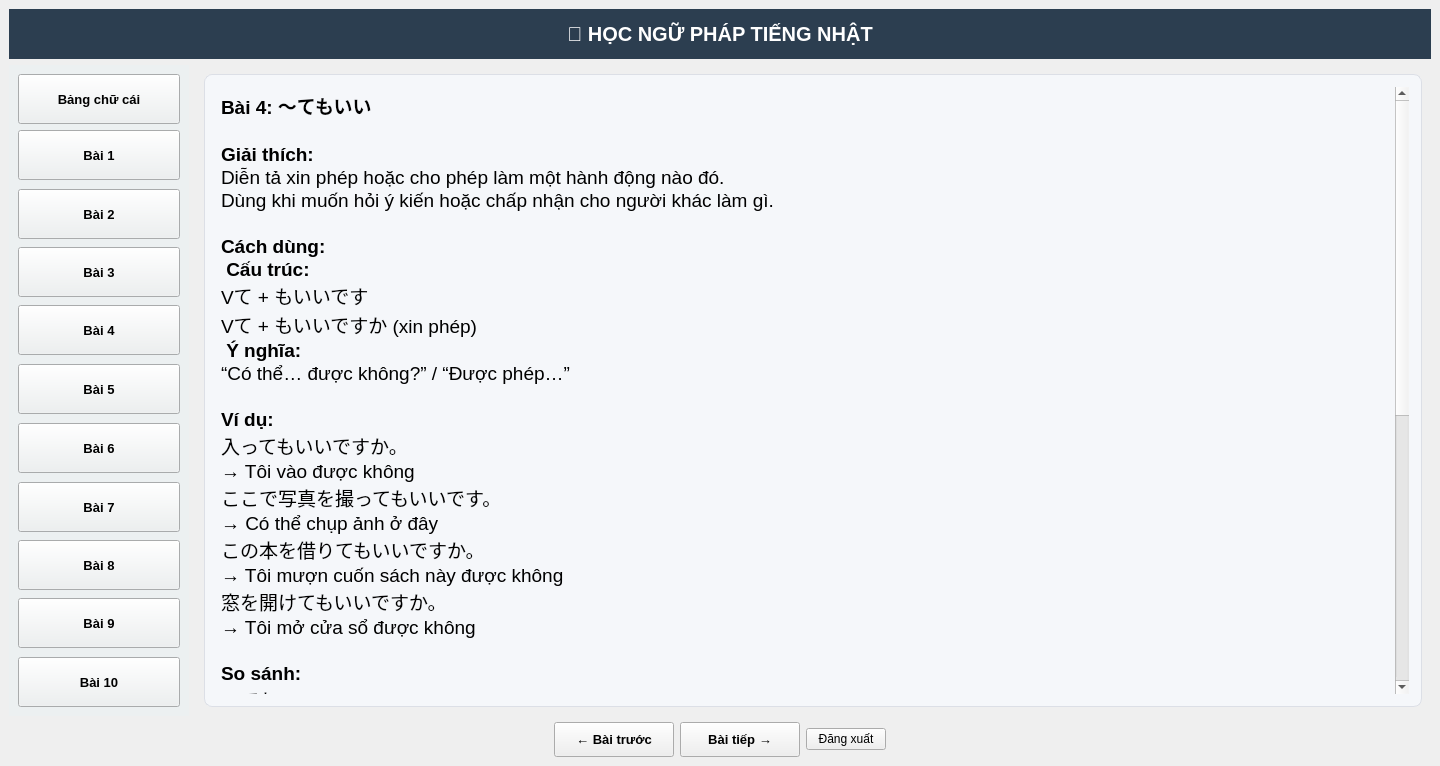
First picture: the form in mainchinh.ui, repository haidangngo436-max/app-tieng-nhat, before the edit.
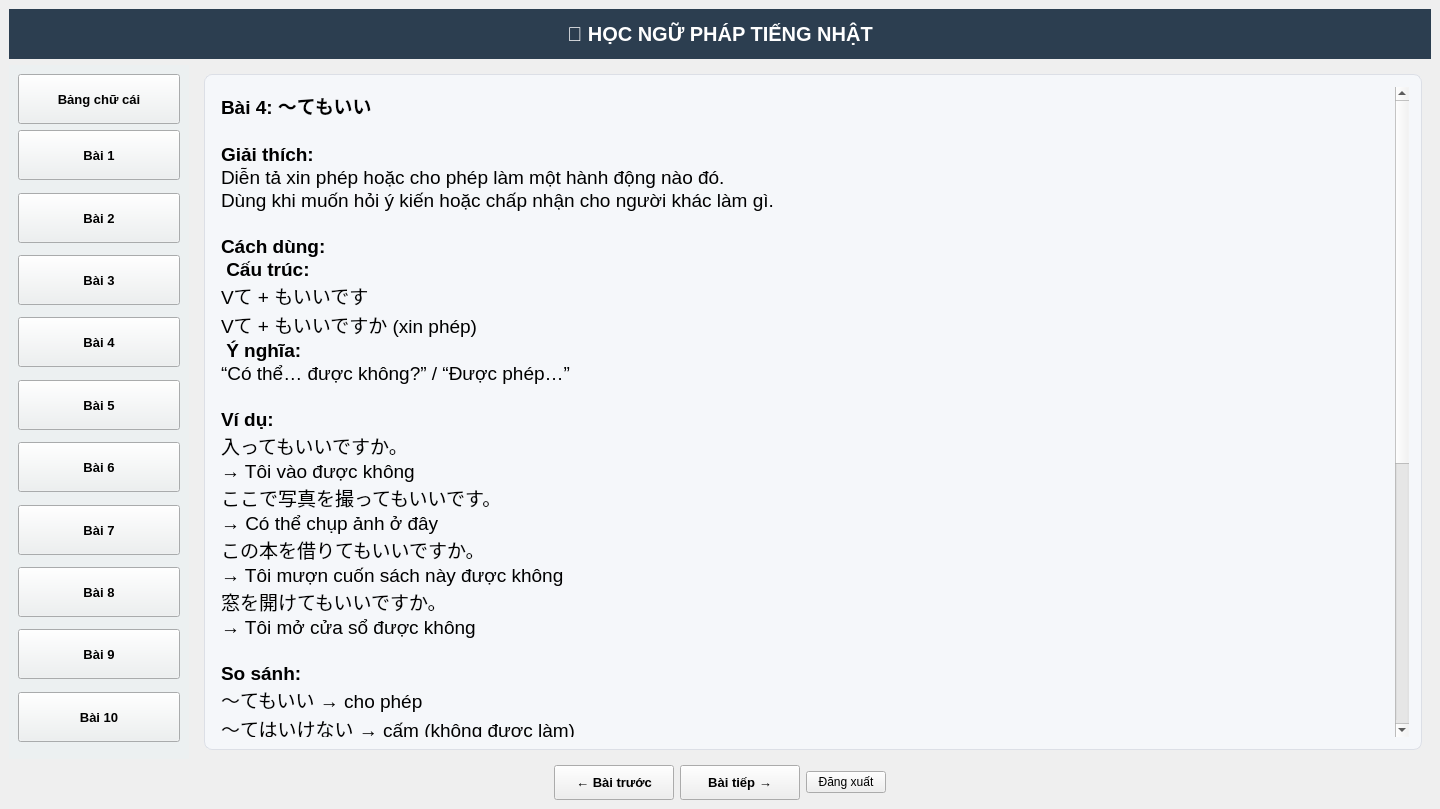
Second picture: the form after the edit. The open tabs and pages were chosen to show the change.

The edit to the form file:
```diff
--- a/mainchinh.ui
+++ b/mainchinh.ui
@@ -7,7 +7,7 @@
     <x>0</x>
     <y>0</y>
     <width>1440</width>
-    <height>766</height>
+    <height>809</height>
    </rect>
   </property>
   <property name="windowTitle">
@@ -3972,51 +3972,51 @@
              <string>&lt;!DOCTYPE HTML PUBLIC &quot;-//W3C//DTD HTML 4.0//EN&quot; &quot;http://www.w3.org/TR/REC-html40/strict.dtd&quot;&gt;
 &lt;html&gt;&lt;head&gt;&lt;meta name=&quot;qrichtext&quot; content=&quot;1&quot; /&gt;&lt;style type=&quot;text/css&quot;&gt;
 p, li { white-space: pre-wrap; }
-&lt;/style&gt;&lt;/head&gt;&lt;body style=&quot; font-family:'.AppleSystemUIFont'; font-size:14pt; font-weight:400; font-style:normal;&quot;&gt;
-&lt;p style=&quot; margin-top:0px; margin-bottom:0px; margin-left:0px; margin-right:0px; -qt-block-indent:0; text-indent:0px;&quot;&gt;&lt;span style=&quot; font-family:'MS Shell Dlg 2'; font-weight:600;&quot;&gt;Bài 4: ～てもいい&lt;/span&gt;&lt;/p&gt;
-&lt;p style=&quot;-qt-paragraph-type:empty; margin-top:0px; margin-bottom:0px; margin-left:0px; margin-right:0px; -qt-block-indent:0; text-indent:0px; font-family:'MS Shell Dlg 2';&quot;&gt;&lt;br /&gt;&lt;/p&gt;
-&lt;p style=&quot; margin-top:0px; margin-bottom:0px; margin-left:0px; margin-right:0px; -qt-block-indent:0; text-indent:0px;&quot;&gt;&lt;span style=&quot; font-family:'MS Shell Dlg 2'; font-weight:600;&quot;&gt;Giải thích:&lt;/span&gt;&lt;/p&gt;
-&lt;p style=&quot; margin-top:0px; margin-bottom:0px; margin-left:0px; margin-right:0px; -qt-block-indent:0; text-indent:0px;&quot;&gt;&lt;span style=&quot; font-family:'MS Shell Dlg 2';&quot;&gt;Diễn tả xin phép hoặc cho phép làm một hành động nào đó.&lt;/span&gt;&lt;/p&gt;
-&lt;p style=&quot; margin-top:0px; margin-bottom:0px; margin-left:0px; margin-right:0px; -qt-block-indent:0; text-indent:0px;&quot;&gt;&lt;span style=&quot; font-family:'MS Shell Dlg 2';&quot;&gt;Dùng khi muốn hỏi ý kiến hoặc chấp nhận cho người khác làm gì.&lt;/span&gt;&lt;/p&gt;
-&lt;p style=&quot;-qt-paragraph-type:empty; margin-top:0px; margin-bottom:0px; margin-left:0px; margin-right:0px; -qt-block-indent:0; text-indent:0px; font-family:'MS Shell Dlg 2';&quot;&gt;&lt;br /&gt;&lt;/p&gt;
-&lt;p style=&quot; margin-top:0px; margin-bottom:0px; margin-left:0px; margin-right:0px; -qt-block-indent:0; text-indent:0px;&quot;&gt;&lt;span style=&quot; font-family:'MS Shell Dlg 2'; font-weight:600;&quot;&gt;Cách dùng:&lt;/span&gt;&lt;/p&gt;
-&lt;p style=&quot; margin-top:0px; margin-bottom:0px; margin-left:0px; margin-right:0px; -qt-block-indent:0; text-indent:0px;&quot;&gt;&lt;span style=&quot; font-family:'MS Shell Dlg 2'; font-weight:600;&quot;&gt; Cấu trúc:&lt;/span&gt;&lt;/p&gt;
-&lt;p style=&quot; margin-top:0px; margin-bottom:0px; margin-left:0px; margin-right:0px; -qt-block-indent:0; text-indent:0px;&quot;&gt;&lt;span style=&quot; font-family:'MS Shell Dlg 2';&quot;&gt;Vて + もいいです&lt;/span&gt;&lt;/p&gt;
-&lt;p style=&quot; margin-top:0px; margin-bottom:0px; margin-left:0px; margin-right:0px; -qt-block-indent:0; text-indent:0px;&quot;&gt;&lt;span style=&quot; font-family:'MS Shell Dlg 2';&quot;&gt;Vて + もいいですか (xin phép)&lt;/span&gt;&lt;/p&gt;
-&lt;p style=&quot; margin-top:0px; margin-bottom:0px; margin-left:0px; margin-right:0px; -qt-block-indent:0; text-indent:0px;&quot;&gt;&lt;span style=&quot; font-family:'MS Shell Dlg 2';&quot;&gt; &lt;/span&gt;&lt;span style=&quot; font-family:'MS Shell Dlg 2'; font-weight:600;&quot;&gt;Ý nghĩa:&lt;/span&gt;&lt;/p&gt;
-&lt;p style=&quot; margin-top:0px; margin-bottom:0px; margin-left:0px; margin-right:0px; -qt-block-indent:0; text-indent:0px;&quot;&gt;&lt;span style=&quot; font-family:'MS Shell Dlg 2';&quot;&gt;“Có thể… được không?” / “Được phép…”&lt;/span&gt;&lt;/p&gt;
-&lt;p style=&quot;-qt-paragraph-type:empty; margin-top:0px; margin-bottom:0px; margin-left:0px; margin-right:0px; -qt-block-indent:0; text-indent:0px; font-family:'MS Shell Dlg 2';&quot;&gt;&lt;br /&gt;&lt;/p&gt;
-&lt;p style=&quot; margin-top:0px; margin-bottom:0px; margin-left:0px; margin-right:0px; -qt-block-indent:0; text-indent:0px;&quot;&gt;&lt;span style=&quot; font-family:'MS Shell Dlg 2'; font-weight:600;&quot;&gt;Ví dụ:&lt;/span&gt;&lt;/p&gt;
-&lt;p style=&quot; margin-top:0px; margin-bottom:0px; margin-left:0px; margin-right:0px; -qt-block-indent:0; text-indent:0px;&quot;&gt;&lt;span style=&quot; font-family:'MS Shell Dlg 2';&quot;&gt;入ってもいいですか。&lt;/span&gt;&lt;/p&gt;
-&lt;p style=&quot; margin-top:0px; margin-bottom:0px; margin-left:0px; margin-right:0px; -qt-block-indent:0; text-indent:0px;&quot;&gt;&lt;span style=&quot; font-family:'MS Shell Dlg 2';&quot;&gt;→ Tôi vào được không&lt;/span&gt;&lt;/p&gt;
-&lt;p style=&quot; margin-top:0px; margin-bottom:0px; margin-left:0px; margin-right:0px; -qt-block-indent:0; text-indent:0px;&quot;&gt;&lt;span style=&quot; font-family:'MS Shell Dlg 2';&quot;&gt;ここで写真を撮ってもいいです。&lt;/span&gt;&lt;/p&gt;
-&lt;p style=&quot; margin-top:0px; margin-bottom:0px; margin-left:0px; margin-right:0px; -qt-block-indent:0; text-indent:0px;&quot;&gt;&lt;span style=&quot; font-family:'MS Shell Dlg 2';&quot;&gt;→ Có thể chụp ảnh ở đây&lt;/span&gt;&lt;/p&gt;
-&lt;p style=&quot; margin-top:0px; margin-bottom:0px; margin-left:0px; margin-right:0px; -qt-block-indent:0; text-indent:0px;&quot;&gt;&lt;span style=&quot; font-family:'MS Shell Dlg 2';&quot;&gt;この本を借りてもいいですか。&lt;/span&gt;&lt;/p&gt;
-&lt;p style=&quot; margin-top:0px; margin-bottom:0px; margin-left:0px; margin-right:0px; -qt-block-indent:0; text-indent:0px;&quot;&gt;&lt;span style=&quot; font-family:'MS Shell Dlg 2';&quot;&gt;→ Tôi mượn cuốn sách này được không&lt;/span&gt;&lt;/p&gt;
-&lt;p style=&quot; margin-top:0px; margin-bottom:0px; margin-left:0px; margin-right:0px; -qt-block-indent:0; text-indent:0px;&quot;&gt;&lt;span style=&quot; font-family:'MS Shell Dlg 2';&quot;&gt;窓を開けてもいいですか。&lt;/span&gt;&lt;/p&gt;
-&lt;p style=&quot; margin-top:0px; margin-bottom:0px; margin-left:0px; margin-right:0px; -qt-block-indent:0; text-indent:0px;&quot;&gt;&lt;span style=&quot; font-family:'MS Shell Dlg 2';&quot;&gt;→ Tôi mở cửa sổ được không&lt;/span&gt;&lt;/p&gt;
-&lt;p style=&quot;-qt-paragraph-type:empty; margin-top:0px; margin-bottom:0px; margin-left:0px; margin-right:0px; -qt-block-indent:0; text-indent:0px; font-family:'MS Shell Dlg 2';&quot;&gt;&lt;br /&gt;&lt;/p&gt;
-&lt;p style=&quot; margin-top:0px; margin-bottom:0px; margin-left:0px; margin-right:0px; -qt-block-indent:0; text-indent:0px;&quot;&gt;&lt;span style=&quot; font-family:'MS Shell Dlg 2'; font-weight:600;&quot;&gt;So sánh:&lt;/span&gt;&lt;/p&gt;
-&lt;p style=&quot; margin-top:0px; margin-bottom:0px; margin-left:0px; margin-right:0px; -qt-block-indent:0; text-indent:0px;&quot;&gt;&lt;span style=&quot; font-family:'MS Shell Dlg 2';&quot;&gt;～てもいい → cho phép&lt;/span&gt;&lt;/p&gt;
-&lt;p style=&quot; margin-top:0px; margin-bottom:0px; margin-left:0px; margin-right:0px; -qt-block-indent:0; text-indent:0px;&quot;&gt;&lt;span style=&quot; font-family:'MS Shell Dlg 2';&quot;&gt;～てはいけない → cấm (không được làm)&lt;/span&gt;&lt;/p&gt;
-&lt;p style=&quot; margin-top:0px; margin-bottom:0px; margin-left:0px; margin-right:0px; -qt-block-indent:0; text-indent:0px;&quot;&gt;&lt;span style=&quot; font-family:'MS Shell Dlg 2';&quot;&gt;Cách trả lời:&lt;/span&gt;&lt;/p&gt;
-&lt;p style=&quot; margin-top:0px; margin-bottom:0px; margin-left:0px; margin-right:0px; -qt-block-indent:0; text-indent:0px;&quot;&gt;&lt;span style=&quot; font-family:'MS Shell Dlg 2';&quot;&gt;はい、いいです。&lt;/span&gt;&lt;/p&gt;
-&lt;p style=&quot; margin-top:0px; margin-bottom:0px; margin-left:0px; margin-right:0px; -qt-block-indent:0; text-indent:0px;&quot;&gt;&lt;span style=&quot; font-family:'MS Shell Dlg 2';&quot;&gt;→ Được&lt;/span&gt;&lt;/p&gt;
-&lt;p style=&quot; margin-top:0px; margin-bottom:0px; margin-left:0px; margin-right:0px; -qt-block-indent:0; text-indent:0px;&quot;&gt;&lt;span style=&quot; font-family:'MS Shell Dlg 2';&quot;&gt;いいえ、だめです。&lt;/span&gt;&lt;/p&gt;
-&lt;p style=&quot; margin-top:0px; margin-bottom:0px; margin-left:0px; margin-right:0px; -qt-block-indent:0; text-indent:0px;&quot;&gt;&lt;span style=&quot; font-family:'MS Shell Dlg 2';&quot;&gt;→ Không được&lt;/span&gt;&lt;/p&gt;
-&lt;p style=&quot; margin-top:0px; margin-bottom:0px; margin-left:0px; margin-right:0px; -qt-block-indent:0; text-indent:0px;&quot;&gt;&lt;span style=&quot; font-family:'MS Shell Dlg 2';&quot;&gt;ちょっと…&lt;/span&gt;&lt;/p&gt;
-&lt;p style=&quot; margin-top:0px; margin-bottom:0px; margin-left:0px; margin-right:0px; -qt-block-indent:0; text-indent:0px;&quot;&gt;&lt;span style=&quot; font-family:'MS Shell Dlg 2';&quot;&gt;→ Hơi khó đấy (từ chối nhẹ)&lt;/span&gt;&lt;/p&gt;
-&lt;p style=&quot;-qt-paragraph-type:empty; margin-top:0px; margin-bottom:0px; margin-left:0px; margin-right:0px; -qt-block-indent:0; text-indent:0px; font-family:'MS Shell Dlg 2';&quot;&gt;&lt;br /&gt;&lt;/p&gt;
-&lt;p style=&quot; margin-top:0px; margin-bottom:0px; margin-left:0px; margin-right:0px; -qt-block-indent:0; text-indent:0px;&quot;&gt;&lt;span style=&quot; font-family:'MS Shell Dlg 2'; font-weight:600;&quot;&gt;Ghi chú:&lt;/span&gt;&lt;/p&gt;
-&lt;p style=&quot; margin-top:0px; margin-bottom:0px; margin-left:0px; margin-right:0px; -qt-block-indent:0; text-indent:0px;&quot;&gt;&lt;span style=&quot; font-family:'MS Shell Dlg 2';&quot;&gt;Dùng rất phổ biến trong hội thoại hàng ngày &lt;/span&gt;&lt;/p&gt;
-&lt;p style=&quot; margin-top:0px; margin-bottom:0px; margin-left:0px; margin-right:0px; -qt-block-indent:0; text-indent:0px;&quot;&gt;&lt;span style=&quot; font-family:'MS Shell Dlg 2';&quot;&gt;Có thể dùng để xin phép hoặc cho phép &lt;/span&gt;&lt;/p&gt;
-&lt;p style=&quot; margin-top:0px; margin-bottom:0px; margin-left:0px; margin-right:0px; -qt-block-indent:0; text-indent:0px;&quot;&gt;&lt;span style=&quot; font-family:'MS Shell Dlg 2';&quot;&gt;Mang sắc thái lịch sự nhẹ nhàng &lt;/span&gt;&lt;/p&gt;
-&lt;p style=&quot;-qt-paragraph-type:empty; margin-top:0px; margin-bottom:0px; margin-left:0px; margin-right:0px; -qt-block-indent:0; text-indent:0px; font-family:'MS Shell Dlg 2';&quot;&gt;&lt;br /&gt;&lt;/p&gt;
-&lt;p style=&quot; margin-top:0px; margin-bottom:0px; margin-left:0px; margin-right:0px; -qt-block-indent:0; text-indent:0px;&quot;&gt;&lt;span style=&quot; font-family:'MS Shell Dlg 2'; font-weight:600;&quot;&gt;Từ vựng:&lt;/span&gt;&lt;/p&gt;
-&lt;p style=&quot; margin-top:0px; margin-bottom:0px; margin-left:0px; margin-right:0px; -qt-block-indent:0; text-indent:0px;&quot;&gt;&lt;span style=&quot; font-family:'MS Shell Dlg 2';&quot;&gt;入る（はいる）: vào&lt;/span&gt;&lt;/p&gt;
-&lt;p style=&quot; margin-top:0px; margin-bottom:0px; margin-left:0px; margin-right:0px; -qt-block-indent:0; text-indent:0px;&quot;&gt;&lt;span style=&quot; font-family:'MS Shell Dlg 2';&quot;&gt;撮る（とる）: chụp&lt;/span&gt;&lt;/p&gt;
-&lt;p style=&quot; margin-top:0px; margin-bottom:0px; margin-left:0px; margin-right:0px; -qt-block-indent:0; text-indent:0px;&quot;&gt;&lt;span style=&quot; font-family:'MS Shell Dlg 2';&quot;&gt;借りる（かりる）: mượn&lt;/span&gt;&lt;/p&gt;
-&lt;p style=&quot; margin-top:0px; margin-bottom:0px; margin-left:0px; margin-right:0px; -qt-block-indent:0; text-indent:0px;&quot;&gt;&lt;span style=&quot; font-family:'MS Shell Dlg 2';&quot;&gt;開ける（あける）: mở&lt;/span&gt;&lt;/p&gt;&lt;/body&gt;&lt;/html&gt;</string>
+&lt;/style&gt;&lt;/head&gt;&lt;body style=&quot; font-family:'MS Shell Dlg 2'; font-size:14pt; font-weight:400; font-style:normal;&quot;&gt;
+&lt;p style=&quot; margin-top:0px; margin-bottom:0px; margin-left:0px; margin-right:0px; -qt-block-indent:0; text-indent:0px;&quot;&gt;&lt;span style=&quot; font-weight:600;&quot;&gt;Bài 4: ～てもいい&lt;/span&gt;&lt;/p&gt;
+&lt;p style=&quot;-qt-paragraph-type:empty; margin-top:0px; margin-bottom:0px; margin-left:0px; margin-right:0px; -qt-block-indent:0; text-indent:0px;&quot;&gt;&lt;br /&gt;&lt;/p&gt;
+&lt;p style=&quot; margin-top:0px; margin-bottom:0px; margin-left:0px; margin-right:0px; -qt-block-indent:0; text-indent:0px;&quot;&gt;&lt;span style=&quot; font-weight:600;&quot;&gt;Giải thích:&lt;/span&gt;&lt;/p&gt;
+&lt;p style=&quot; margin-top:0px; margin-bottom:0px; margin-left:0px; margin-right:0px; -qt-block-indent:0; text-indent:0px;&quot;&gt;Diễn tả xin phép hoặc cho phép làm một hành động nào đó.&lt;/p&gt;
+&lt;p style=&quot; margin-top:0px; margin-bottom:0px; margin-left:0px; margin-right:0px; -qt-block-indent:0; text-indent:0px;&quot;&gt;Dùng khi muốn hỏi ý kiến hoặc chấp nhận cho người khác làm gì.&lt;/p&gt;
+&lt;p style=&quot;-qt-paragraph-type:empty; margin-top:0px; margin-bottom:0px; margin-left:0px; margin-right:0px; -qt-block-indent:0; text-indent:0px;&quot;&gt;&lt;br /&gt;&lt;/p&gt;
+&lt;p style=&quot; margin-top:0px; margin-bottom:0px; margin-left:0px; margin-right:0px; -qt-block-indent:0; text-indent:0px;&quot;&gt;&lt;span style=&quot; font-weight:600;&quot;&gt;Cách dùng:&lt;/span&gt;&lt;/p&gt;
+&lt;p style=&quot; margin-top:0px; margin-bottom:0px; margin-left:0px; margin-right:0px; -qt-block-indent:0; text-indent:0px;&quot;&gt;&lt;span style=&quot; font-weight:600;&quot;&gt; Cấu trúc:&lt;/span&gt;&lt;/p&gt;
+&lt;p style=&quot; margin-top:0px; margin-bottom:0px; margin-left:0px; margin-right:0px; -qt-block-indent:0; text-indent:0px;&quot;&gt;Vて + もいいです&lt;/p&gt;
+&lt;p style=&quot; margin-top:0px; margin-bottom:0px; margin-left:0px; margin-right:0px; -qt-block-indent:0; text-indent:0px;&quot;&gt;Vて + もいいですか (xin phép)&lt;/p&gt;
+&lt;p style=&quot; margin-top:0px; margin-bottom:0px; margin-left:0px; margin-right:0px; -qt-block-indent:0; text-indent:0px;&quot;&gt; &lt;span style=&quot; font-weight:600;&quot;&gt;Ý nghĩa:&lt;/span&gt;&lt;/p&gt;
+&lt;p style=&quot; margin-top:0px; margin-bottom:0px; margin-left:0px; margin-right:0px; -qt-block-indent:0; text-indent:0px;&quot;&gt;“Có thể… được không?” / “Được phép…”&lt;/p&gt;
+&lt;p style=&quot;-qt-paragraph-type:empty; margin-top:0px; margin-bottom:0px; margin-left:0px; margin-right:0px; -qt-block-indent:0; text-indent:0px;&quot;&gt;&lt;br /&gt;&lt;/p&gt;
+&lt;p style=&quot; margin-top:0px; margin-bottom:0px; margin-left:0px; margin-right:0px; -qt-block-indent:0; text-indent:0px;&quot;&gt;&lt;span style=&quot; font-weight:600;&quot;&gt;Ví dụ:&lt;/span&gt;&lt;/p&gt;
+&lt;p style=&quot; margin-top:0px; margin-bottom:0px; margin-left:0px; margin-right:0px; -qt-block-indent:0; text-indent:0px;&quot;&gt;入ってもいいですか。&lt;/p&gt;
+&lt;p style=&quot; margin-top:0px; margin-bottom:0px; margin-left:0px; margin-right:0px; -qt-block-indent:0; text-indent:0px;&quot;&gt;→ Tôi vào được không&lt;/p&gt;
+&lt;p style=&quot; margin-top:0px; margin-bottom:0px; margin-left:0px; margin-right:0px; -qt-block-indent:0; text-indent:0px;&quot;&gt;ここで写真を撮ってもいいです。&lt;/p&gt;
+&lt;p style=&quot; margin-top:0px; margin-bottom:0px; margin-left:0px; margin-right:0px; -qt-block-indent:0; text-indent:0px;&quot;&gt;→ Có thể chụp ảnh ở đây&lt;/p&gt;
+&lt;p style=&quot; margin-top:0px; margin-bottom:0px; margin-left:0px; margin-right:0px; -qt-block-indent:0; text-indent:0px;&quot;&gt;この本を借りてもいいですか。&lt;/p&gt;
+&lt;p style=&quot; margin-top:0px; margin-bottom:0px; margin-left:0px; margin-right:0px; -qt-block-indent:0; text-indent:0px;&quot;&gt;→ Tôi mượn cuốn sách này được không&lt;/p&gt;
+&lt;p style=&quot; margin-top:0px; margin-bottom:0px; margin-left:0px; margin-right:0px; -qt-block-indent:0; text-indent:0px;&quot;&gt;窓を開けてもいいですか。&lt;/p&gt;
+&lt;p style=&quot; margin-top:0px; margin-bottom:0px; margin-left:0px; margin-right:0px; -qt-block-indent:0; text-indent:0px;&quot;&gt;→ Tôi mở cửa sổ được không&lt;/p&gt;
+&lt;p style=&quot;-qt-paragraph-type:empty; margin-top:0px; margin-bottom:0px; margin-left:0px; margin-right:0px; -qt-block-indent:0; text-indent:0px;&quot;&gt;&lt;br /&gt;&lt;/p&gt;
+&lt;p style=&quot; margin-top:0px; margin-bottom:0px; margin-left:0px; margin-right:0px; -qt-block-indent:0; text-indent:0px;&quot;&gt;&lt;span style=&quot; font-weight:600;&quot;&gt;So sánh:&lt;/span&gt;&lt;/p&gt;
+&lt;p style=&quot; margin-top:0px; margin-bottom:0px; margin-left:0px; margin-right:0px; -qt-block-indent:0; text-indent:0px;&quot;&gt;～てもいい → cho phép&lt;/p&gt;
+&lt;p style=&quot; margin-top:0px; margin-bottom:0px; margin-left:0px; margin-right:0px; -qt-block-indent:0; text-indent:0px;&quot;&gt;～てはいけない → cấm (không được làm)&lt;/p&gt;
+&lt;p style=&quot; margin-top:0px; margin-bottom:0px; margin-left:0px; margin-right:0px; -qt-block-indent:0; text-indent:0px;&quot;&gt;Cách trả lời:&lt;/p&gt;
+&lt;p style=&quot; margin-top:0px; margin-bottom:0px; margin-left:0px; margin-right:0px; -qt-block-indent:0; text-indent:0px;&quot;&gt;はい、いいです。&lt;/p&gt;
+&lt;p style=&quot; margin-top:0px; margin-bottom:0px; margin-left:0px; margin-right:0px; -qt-block-indent:0; text-indent:0px;&quot;&gt;→ Được&lt;/p&gt;
+&lt;p style=&quot; margin-top:0px; margin-bottom:0px; margin-left:0px; margin-right:0px; -qt-block-indent:0; text-indent:0px;&quot;&gt;いいえ、だめです。&lt;/p&gt;
+&lt;p style=&quot; margin-top:0px; margin-bottom:0px; margin-left:0px; margin-right:0px; -qt-block-indent:0; text-indent:0px;&quot;&gt;→ Không được&lt;/p&gt;
+&lt;p style=&quot; margin-top:0px; margin-bottom:0px; margin-left:0px; margin-right:0px; -qt-block-indent:0; text-indent:0px;&quot;&gt;ちょっと…&lt;/p&gt;
+&lt;p style=&quot; margin-top:0px; margin-bottom:0px; margin-left:0px; margin-right:0px; -qt-block-indent:0; text-indent:0px;&quot;&gt;→ Hơi khó đấy (từ chối nhẹ)&lt;/p&gt;
+&lt;p style=&quot;-qt-paragraph-type:empty; margin-top:0px; margin-bottom:0px; margin-left:0px; margin-right:0px; -qt-block-indent:0; text-indent:0px;&quot;&gt;&lt;br /&gt;&lt;/p&gt;
+&lt;p style=&quot; margin-top:0px; margin-bottom:0px; margin-left:0px; margin-right:0px; -qt-block-indent:0; text-indent:0px;&quot;&gt;&lt;span style=&quot; font-weight:600;&quot;&gt;Ghi chú:&lt;/span&gt;&lt;/p&gt;
+&lt;p style=&quot; margin-top:0px; margin-bottom:0px; margin-left:0px; margin-right:0px; -qt-block-indent:0; text-indent:0px;&quot;&gt;Dùng rất phổ biến trong hội thoại hàng ngày &lt;/p&gt;
+&lt;p style=&quot; margin-top:0px; margin-bottom:0px; margin-left:0px; margin-right:0px; -qt-block-indent:0; text-indent:0px;&quot;&gt;Có thể dùng để xin phép hoặc cho phép &lt;/p&gt;
+&lt;p style=&quot; margin-top:0px; margin-bottom:0px; margin-left:0px; margin-right:0px; -qt-block-indent:0; text-indent:0px;&quot;&gt;Mang sắc thái lịch sự nhẹ nhàng &lt;/p&gt;
+&lt;p style=&quot;-qt-paragraph-type:empty; margin-top:0px; margin-bottom:0px; margin-left:0px; margin-right:0px; -qt-block-indent:0; text-indent:0px;&quot;&gt;&lt;br /&gt;&lt;/p&gt;
+&lt;p style=&quot; margin-top:0px; margin-bottom:0px; margin-left:0px; margin-right:0px; -qt-block-indent:0; text-indent:0px;&quot;&gt;&lt;span style=&quot; font-weight:600;&quot;&gt;Từ vựng:&lt;/span&gt;&lt;/p&gt;
+&lt;p style=&quot; margin-top:0px; margin-bottom:0px; margin-left:0px; margin-right:0px; -qt-block-indent:0; text-indent:0px;&quot;&gt;入る（はいる）: vào&lt;/p&gt;
+&lt;p style=&quot; margin-top:0px; margin-bottom:0px; margin-left:0px; margin-right:0px; -qt-block-indent:0; text-indent:0px;&quot;&gt;撮る（とる）: chụp&lt;/p&gt;
+&lt;p style=&quot; margin-top:0px; margin-bottom:0px; margin-left:0px; margin-right:0px; -qt-block-indent:0; text-indent:0px;&quot;&gt;借りる（かりる）: mượn&lt;/p&gt;
+&lt;p style=&quot; margin-top:0px; margin-bottom:0px; margin-left:0px; margin-right:0px; -qt-block-indent:0; text-indent:0px;&quot;&gt;開ける（あける）: mở&lt;/p&gt;&lt;/body&gt;&lt;/html&gt;</string>
             </property>
            </widget>
           </item>
```
Left out of the diff: 392 changed lines with no effect on the pictures.
